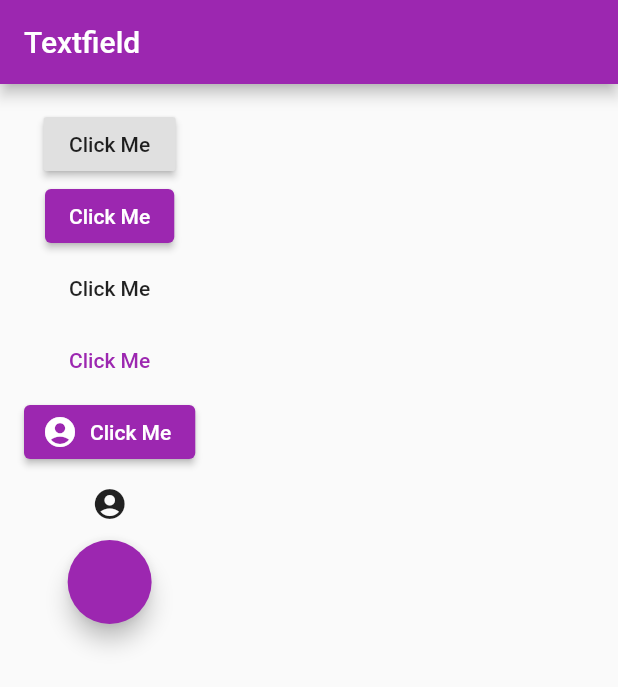
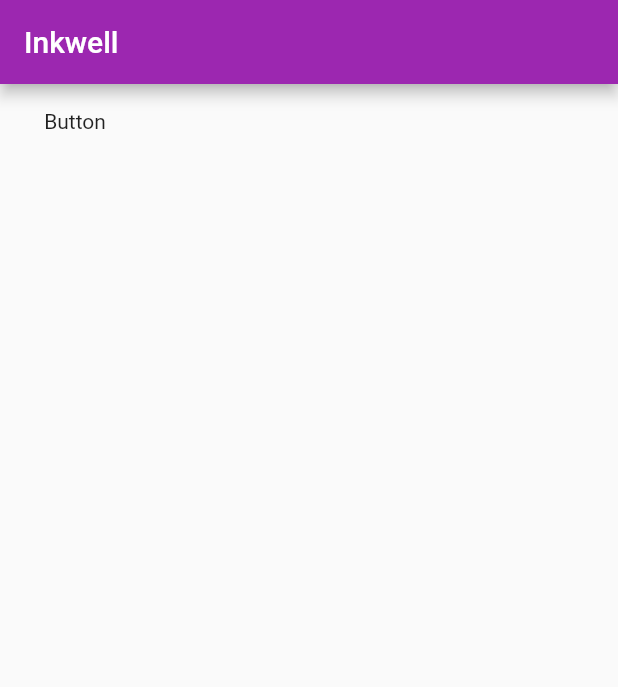
Before and after one commit to marufkhan09/widgets02, a Flutter app: the screen it shows after launch, on a phone screen of 412 x 824 dp. Shown: the top 687 px of the screen. Run offline on Flutter 3.47's test engine with Material 2 defaults, Android fonts, the phone set to English and light mode, and no system bars.

Commit message:
Inkwell widget implemented

```diff
--- a/lib/main.dart
+++ b/lib/main.dart
@@ -9,7 +9,7 @@ void main() {
     ),
     home: Scaffold(
       appBar: AppBar(
-        title: Text('Textfield'),
+        title: Text('Inkwell'),
       ),
       body: Home(),
     ),
@@ -29,49 +29,15 @@ class _HomeState extends State<Home> {
 
   @override
   Widget build(BuildContext context) {
-    return SingleChildScrollView(
+    return InkWell(
+      onTap: (){
+        print('on tap');
+      },
       child: Container(
-        padding: EdgeInsets.all(16),
-        child: Column(
-          children: [
-            RaisedButton(
-              onPressed: () {
-                print('Raised Button Tapped');
-              },
-              child: Text('Click Me'),
-            ),
-            ElevatedButton(
-              onPressed: () {
-                print('Elevated Button Tapped');
-              },
-              child: Text('Click Me'),
-            ),
-            FlatButton(
-                onPressed: () {
-                  print('Flat Button Tapped');
-                },
-                child: Text('Click Me')),
-            TextButton(onPressed: () {
-              print('Text Button Tapped');
-            },
-                child: Text('Click Me')),
-            ElevatedButton.icon(
-                onPressed: (){
-                  print('Icon Pressed');
-                },
-                icon: Icon(Icons.account_circle),
-                label: Text('Click Me')),
-            IconButton(
-              onPressed: (){
-                print('IconButton Pressed');
-              },
-              icon: Icon(Icons.account_circle),
-            ),
-            FloatingActionButton(onPressed: (){
-              print('floating Button');
-            })
-          ],
-        ),
+        height: 50,
+        width: 100,
+        alignment: Alignment.center,
+        child: Text('Button'),
       ),
     );
   }
```
